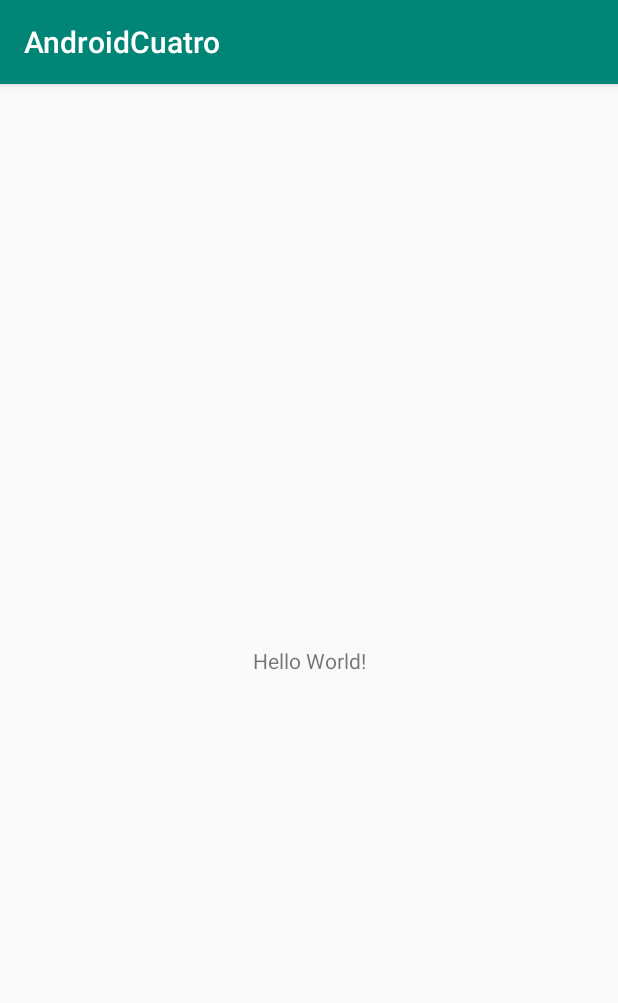
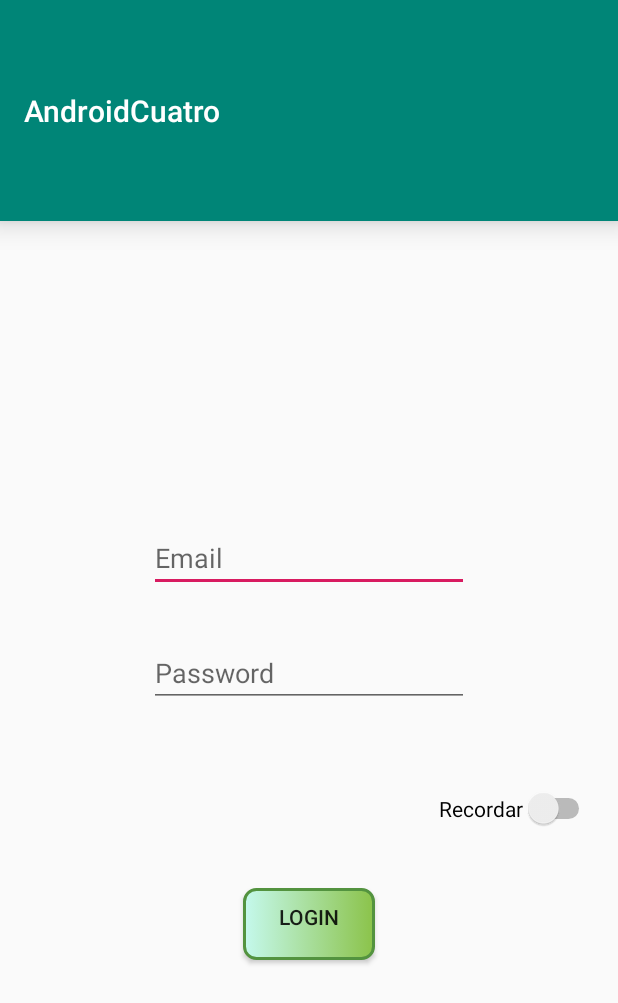
Before and after one commit to zabdielcead/AndroidCuatro, an Android app: the screen it shows after launch (MainActivity before the commit, LoginActivity after it), on a phone screen of 412 x 824 dp. Shown: the top 1003 px of the screen. Run offline under Robolectric (Android 15) with nearby library versions, the light colour scheme and no system bars; 1 statement that could not run was skipped.

Commit message:
funcionalidad completa preferencias

```diff
--- a/app/build.gradle
+++ b/app/build.gradle
@@ -24,10 +24,14 @@ android {
 
 dependencies {
     implementation fileTree(dir: 'libs', include: ['*.jar'])
-    implementation"org.jetbrains.kotlin:kotlin-stdlib-jdk7:$kotlin_version"
+    implementation "org.jetbrains.kotlin:kotlin-stdlib-jdk7:$kotlin_version"
     implementation 'com.android.support:appcompat-v7:28.0.0'
     implementation 'com.android.support.constraint:constraint-layout:1.1.3'
     testImplementation 'junit:junit:4.12'
     androidTestImplementation 'com.android.support.test:runner:1.0.2'
     androidTestImplementation 'com.android.support.test.espresso:espresso-core:3.0.2'
+    implementation "org.jetbrains.anko:anko:0.10.1"
+    implementation 'com.android.support:design:28.0.0'
+    implementation 'com.android.support:cardview-v7:28.0.0'
+    implementation 'com.android.support:palette-v7:28.0.0'
 }
--- /dev/null
+++ b/app/src/main/java/com/cead/androidcuatro/LoginActivity.kt
@@ -0,0 +1,100 @@
+package com.cead.androidcuatro
+
+import android.content.Context
+import android.content.SharedPreferences
+import android.support.v7.app.AppCompatActivity
+import android.os.Bundle
+import android.preference.PreferenceManager
+import android.support.v7.widget.Toolbar
+import android.text.TextUtils
+import android.util.Patterns
+import kotlinx.android.synthetic.main.activity_login.*
+import org.jetbrains.anko.*
+import org.jetbrains.anko.sdk25.coroutines.onClick
+
+class LoginActivity : AppCompatActivity() {
+
+    var preferencias: SharedPreferences ? = null
+
+    override fun onCreate(savedInstanceState: Bundle?) {
+        super.onCreate(savedInstanceState)
+        setContentView(R.layout.activity_login)
+
+        var toolBar =  find<Toolbar>(R.id.toolbar)
+        setSupportActionBar(toolBar)
+
+
+        preferencias = PreferenceManager.getDefaultSharedPreferences(this) //leer preferencias, modo en que se crea el archivo, si no se necesitan multiples preferencias usamos las shared por defecto
+
+        // si se necistan multiples preferencias
+       // preferencias = getSharedPreferences("Preferencias", Context.MODE_PRIVATE)
+
+
+
+        ponerPreferenciasSiExisten()
+
+
+
+
+        btnLogin.onClick {
+            val email = editTextEmail.text.toString()
+            val pass = editTextPassword.text.toString()
+
+            if(logeo (email, pass)) {
+                startActivity(intentFor<MainActivity>().newTask().clearTask()) // una vez que el usuario ya este logeado y le de atras se cerrara la aplicación
+
+                guardarReferencias(email,pass)
+            }
+        }
+    }
+
+
+    fun  validarEmail(email: String) : Boolean {
+        // return !TextUtils.isEmpty(email) && Patterns.EMAIL_ADDRESS.matcher(email).matches()
+        return !email.isNullOrEmpty()  && Patterns.EMAIL_ADDRESS.matcher(email).matches()
+    }
+
+
+    fun validarPass(pass: String) : Boolean{
+        return pass.length >= 5
+    }
+
+    fun logeo(email:String, pass: String) : Boolean{
+
+        if(!validarEmail(email)){
+            toast("Email no valido, intenta nuevammentre por favor")
+            return false
+        }else if(!validarPass(pass)){
+            toast("Password no valido, intenta nuevammentre por favor")
+            return false
+        }else{
+            return true
+        }
+    }
+
+    fun guardarReferencias(email: String, pass: String){
+        if(switchRecordar.isChecked){
+            preferencias!!.edit()                 //escribir las preferncias
+                .putString("email", email)
+                .putString("pass", pass)
+                .apply()
+        }
+    }
+
+
+    fun ponerPreferenciasSiExisten(){
+        var email = preferencias!!.getString("email","")
+        var pass =  preferencias!!.getString("pass","")
+
+
+        if(!email.isNullOrEmpty() && !pass.isNullOrEmpty()){
+            editTextEmail.setText(email)
+            editTextPassword.setText(pass)
+            switchRecordar.isChecked = true
+        }
+
+    }
+
+
+
+}
--- /dev/null
+++ b/app/src/main/res/drawable/btn_login.xml
@@ -0,0 +1,39 @@
+<?xml version="1.0" encoding="utf-8"?>
+<selector xmlns:android="http://schemas.android.com/apk/res/android">
+
+    <item android:state_pressed="true">
+        <shape>
+            <solid android:color="#388E3C"/>
+            <stroke android:color="#c5f9ed"
+                    android:width="3dp"/>
+            <corners android:radius="55dp"/>
+            <padding android:bottom="8pt"
+                     android:left="8dp"
+                     android:right="8dp"
+                     android:top="8dp"
+                />
+
+        </shape>
+
+    </item>
+
+    <item>
+        <shape>
+            <gradient android:startColor="#c5f9ed"
+                      android:endColor="#8BC34A"/>
+            <stroke android:color="#53933f"
+                    android:width="2dp"/>
+            <corners android:radius="8dp"/>
+            <padding  android:bottom="3pt"
+                      android:left="3dp"
+                      android:right="3dp"
+                      android:top="6dp"
+            />
+
+        </shape>
+
+    </item>
+
+
+
+</selector>
--- /dev/null
+++ b/app/src/main/res/layout/activity_login.xml
@@ -0,0 +1,61 @@
+<?xml version="1.0" encoding="utf-8"?>
+<android.support.constraint.ConstraintLayout
+        xmlns:android="http://schemas.android.com/apk/res/android"
+        xmlns:tools="http://schemas.android.com/tools"
+        xmlns:app="http://schemas.android.com/apk/res-auto"
+        android:layout_width="match_parent"
+        android:layout_height="match_parent"
+        tools:context=".LoginActivity">
+
+
+    <android.support.v7.widget.Toolbar
+            android:id="@+id/toolbar"
+            android:layout_width="0dp"
+            android:layout_height="0dp"
+            android:elevation="5pt"
+            android:background="@color/colorPrimary"
+            android:theme="@style/ThemeOverlay.AppCompat.Dark.ActionBar"
+            app:popupTheme="@style/Theme.AppCompat.Light"
+            android:layout_marginBottom="202dp" app:layout_constraintEnd_toEndOf="parent"
+            app:layout_constraintBottom_toTopOf="@+id/editTextEmail" app:layout_constraintTop_toTopOf="parent"
+            app:layout_constraintStart_toStartOf="parent"/>
+
+
+    <EditText
+            android:layout_width="wrap_content"
+            android:layout_height="wrap_content"
+            android:inputType="textEmailAddress"
+            android:ems="10"
+            android:id="@+id/editTextEmail" android:hint="Email"
+            app:layout_constraintTop_toBottomOf="@+id/toolbar"
+            android:layout_marginBottom="31dp" app:layout_constraintEnd_toEndOf="parent"
+            app:layout_constraintBottom_toTopOf="@+id/editTextPassword" app:layout_constraintStart_toStartOf="parent"/>
+    <EditText
+            android:layout_width="wrap_content"
+            android:layout_height="wrap_content"
+            android:inputType="textPassword"
+            android:ems="10"
+            android:hint="Password"
+            android:id="@+id/editTextPassword"
+            app:layout_constraintStart_toStartOf="@+id/editTextEmail"
+            app:layout_constraintTop_toBottomOf="@+id/editTextEmail" android:layout_marginBottom="54dp"
+            app:layout_constraintBottom_toTopOf="@+id/switchRecordar"/>
+    <Switch
+            android:text="Recordar"
+            android:layout_width="wrap_content"
+            android:layout_height="wrap_content"
+            android:id="@+id/switchRecordar"
+            app:layout_constraintTop_toBottomOf="@+id/editTextPassword"
+            android:layout_marginEnd="15dp" android:layout_marginRight="15dp" android:layout_marginBottom="39dp"
+            app:layout_constraintEnd_toEndOf="parent" app:layout_constraintBottom_toTopOf="@+id/btnLogin"/>
+    <Button
+            android:text="Login"
+            android:layout_width="wrap_content"
+            android:layout_height="wrap_content"
+            android:elevation="5pt"
+            android:id="@+id/btnLogin"
+            android:background="@drawable/btn_login"
+            app:layout_constraintTop_toBottomOf="@+id/switchRecordar"
+            android:layout_marginBottom="184dp" app:layout_constraintEnd_toEndOf="parent"
+            app:layout_constraintStart_toStartOf="parent" app:layout_constraintBottom_toBottomOf="parent"/>
+</android.support.constraint.ConstraintLayout>
--- a/app/src/main/res/values/colors.xml
+++ b/app/src/main/res/values/colors.xml
@@ -3,4 +3,10 @@
     <color name="colorPrimary">#008577</color>
     <color name="colorPrimaryDark">#00574B</color>
     <color name="colorAccent">#D81B60</color>
+    <color name="primary_light">#C8E6C9</color>
+    <color name="accent">#FFC107</color>
+    <color name="primary_text">#212121</color>
+    <color name="secondary_text">#757575</color>
+    <color name="icons">#FFFFFF</color>
+    <color name="divider">#BDBDBD</color>
 </resources>
--- a/app/src/main/res/values/styles.xml
+++ b/app/src/main/res/values/styles.xml
@@ -1,7 +1,7 @@
 <resources>
 
-    <!-- Base application theme. -->
-    <style name="AppTheme" parent="Theme.AppCompat.Light.DarkActionBar">
+    <!-- Base application theme.   <style name="AppTheme" parent="Theme.AppCompat.Light.NoActionBar"> para que no aparezca por defecto-->
+    <style name="AppTheme" parent="Theme.AppCompat.Light.NoActionBar">
         <!-- Customize your theme here. -->
         <item name="colorPrimary">@color/colorPrimary</item>
         <item name="colorPrimaryDark">@color/colorPrimaryDark</item>
```
Also changed, not shown: app/src/main/AndroidManifest.xml (+6 -3 lines), app/src/main/java/com/cead/androidcuatro/MainActivity.kt (+52 -0 lines), app/src/main/res/layout/activity_main.xml (+54 -10 lines), app/src/main/res/layout/card_layout.xml (added, +32 -0 lines), app/src/main/res/menu/menu.xml (added, +18 -0 lines), app/src/main/ic_infinite-web.png (added), app/src/main/res/drawable/andtres.jpg (added), app/src/main/res/mipmap-hdpi/ic_infinite.png (added), app/src/main/res/mipmap-mdpi/ic_infinite.png (added), app/src/main/res/mipmap-xhdpi/ic_infinite.png (added), app/src/main/res/mipmap-xxhdpi/ic_infinite.png (added), app/src/main/res/mipmap-xxxhdpi/ic_infinite.png (added).
